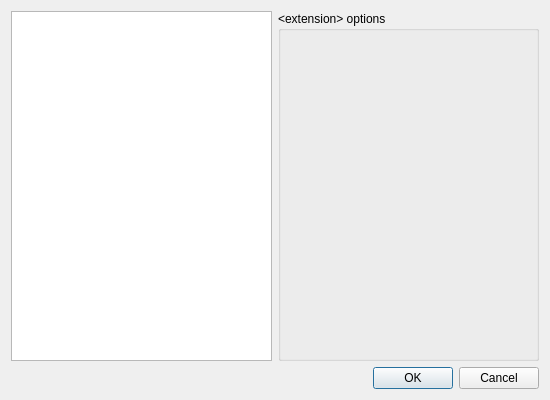
Qt form CONFIG/res/extdialog.ui (VoxelTek/isle-portable) before a commit.
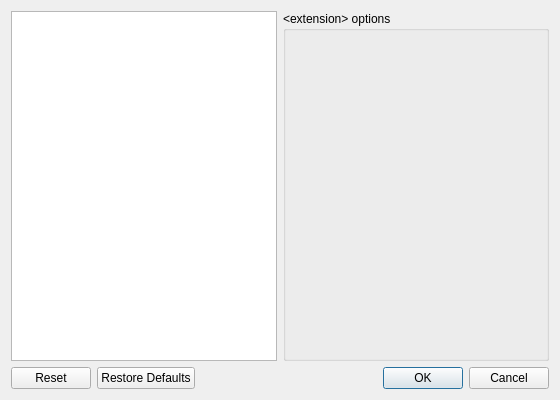
The same form after that commit.

Commit message: Fix extension dialog popup

Diff of the .ui file:
```diff
--- a/CONFIG/res/extdialog.ui
+++ b/CONFIG/res/extdialog.ui
@@ -15,7 +15,20 @@
   </property>
   <layout class="QGridLayout" name="gridLayout">
    <item row="0" column="0">
-    <widget class="QListView" name="extensionList"/>
+    <widget class="QListView" name="extensionList">
+     <property name="sizePolicy">
+      <sizepolicy hsizetype="Expanding" vsizetype="Expanding">
+       <horstretch>0</horstretch>
+       <verstretch>0</verstretch>
+      </sizepolicy>
+     </property>
+     <property name="minimumSize">
+      <size>
+       <width>266</width>
+       <height>0</height>
+      </size>
+     </property>
+    </widget>
    </item>
    <item row="0" column="1">
     <widget class="QGroupBox" name="optionsbox">
@@ -25,6 +38,12 @@
        <verstretch>0</verstretch>
       </sizepolicy>
      </property>
+     <property name="minimumSize">
+      <size>
+       <width>266</width>
+       <height>0</height>
+      </size>
+     </property>
      <property name="title">
       <string>&lt;extension&gt; options</string>
      </property>
@@ -41,7 +60,7 @@
       <enum>Qt::Horizontal</enum>
      </property>
      <property name="standardButtons">
-      <set>QDialogButtonBox::Cancel|QDialogButtonBox::Ok</set>
+      <set>QDialogButtonBox::Cancel|QDialogButtonBox::Ok|QDialogButtonBox::Reset|QDialogButtonBox::RestoreDefaults</set>
      </property>
     </widget>
    </item>
```
